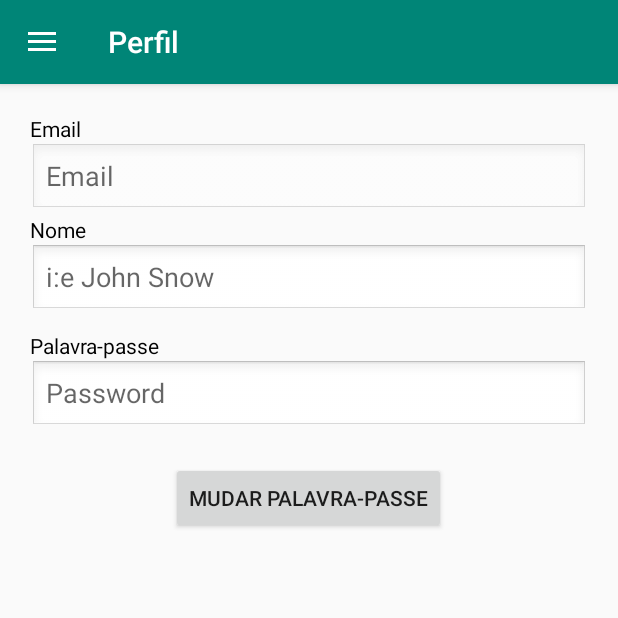
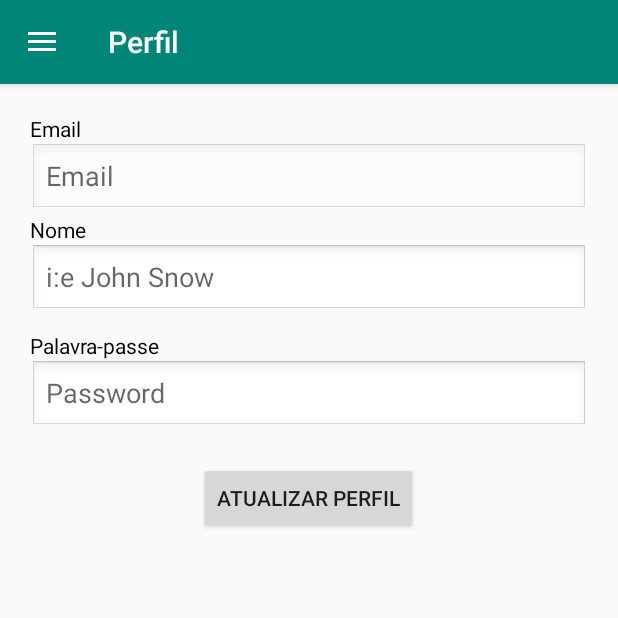
Before and after one commit to TelmoPina/SolidariedadeDiaria, an Android app: the MainActivity screen opened directly, with no data from a screen before it, in the side drawer, after a tap on "Perfil", on a phone screen of 412 x 824 dp, the top half of it. Run offline under Robolectric (Android 15) with nearby library versions, the phone set to English and light mode, and no system bars; 1 statement that could not run was skipped.

Commit message:
V3 Tradução 2

```diff
--- a/app/src/main/java/com/telmopina/solidariedadediaria/MainActivity.java
+++ b/app/src/main/java/com/telmopina/solidariedadediaria/MainActivity.java
@@ -42,6 +42,7 @@ import retrofit2.Call;
 public class MainActivity extends BaseActivity
         implements NavigationView.OnNavigationItemSelectedListener, ApiCallbacks {
 
+    // Quando a aplicação inicializa pela primeira vez
     @Override
     protected void onCreate(Bundle savedInstanceState) {
         super.onCreate(savedInstanceState);
@@ -63,11 +64,12 @@ public class MainActivity extends BaseActivity
         loadFragment(new Home());
     }
 
+    // Quando a aplicação está pronta/recomeça
     @Override
     protected void onResume() {
         super.onResume();
 
-        //api call to login user to get updated data everytime
+        //API chama o login user para obter os dados atualizados
         mActivity.showProgress();
         JsonObject jsonObject = new JsonObject();
         jsonObject.addProperty("email", AppGlobals.getStringFromSharedPreferences(AppGlobals.KEY_EMAIL));
@@ -75,13 +77,14 @@ public class MainActivity extends BaseActivity
         ApiInterface apiService = ApiClient.getClient().create(ApiInterface.class);
         Call<JsonObject> call = apiService.getUser(jsonObject);
         WebServiceCaller.CallWebApi(call, WebApiConstants.LOGIN, mActivity, this);
-        System.out.println("user Id is: " + AppGlobals.getStringFromSharedPreferences(AppGlobals.KEY_ID));
+        System.out.println("o ID é: " + AppGlobals.getStringFromSharedPreferences(AppGlobals.KEY_ID));
         registerBroadcastReceiver();
     }
-
+    //Um intent que espera que o utilizador desligue o ecrã para aparecer a AdActivity
     private void registerBroadcastReceiver() {
         final IntentFilter theFilter = new IntentFilter();
         theFilter.addAction(Intent.ACTION_SCREEN_ON);
+        theFilter.addAction(Intent.ACTION_USER_PRESENT);
         theFilter.addAction(Intent.ACTION_SCREEN_OFF);
 
         BroadcastReceiver screenOnOffReceiver = new BroadcastReceiver() {
@@ -91,7 +94,7 @@ public class MainActivity extends BaseActivity
 
                 KeyguardManager myKM = (KeyguardManager) context.getSystemService(Context.KEYGUARD_SERVICE);
 
-                if (strAction.equals(Intent.ACTION_SCREEN_OFF) || strAction.equals(Intent.ACTION_SCREEN_ON)) {
+                if (strAction.equals(Intent.ACTION_SCREEN_OFF) || strAction.equals(Intent.ACTION_USER_PRESENT) || strAction.equals(Intent.ACTION_SCREEN_ON)) {
                     if (myKM.inKeyguardRestrictedInputMode()) {
                         System.out.println("Screen off " + "LOCKED");
                         if (AdActivity.getInstance() == null) {
--- a/app/src/main/java/com/telmopina/solidariedadediaria/account/Login.java
+++ b/app/src/main/java/com/telmopina/solidariedadediaria/account/Login.java
@@ -85,13 +85,13 @@ public class Login extends BaseFragment implements View.OnClickListener, ApiCall
         mPasswordString = mPassword.getText().toString();
 
         if (mEmailString.trim().isEmpty() || !android.util.Patterns.EMAIL_ADDRESS.matcher(mEmailString).matches()) {
-            mEmail.setError("please provide a valid email");
+            mEmail.setError("Insira um email válido");
             valid = false;
         } else {
             mEmail.setError(null);
         }
         if (mPasswordString.isEmpty() || mPassword.length() < 4) {
-            mPassword.setError("Enter minimum 4 characters");
+            mPassword.setError("Insira um minimo de 4 caracteres");
             valid = false;
         } else {
             mPassword.setError(null);
--- a/app/src/main/java/com/telmopina/solidariedadediaria/sidebar_fragments/UserInfo.java
+++ b/app/src/main/java/com/telmopina/solidariedadediaria/sidebar_fragments/UserInfo.java
@@ -79,7 +79,7 @@ public class UserInfo extends BaseFragment implements ApiCallbacks {
     public void onSuccess(JsonObject jsonObject, Enum anEnum) {
         mActivity.hideProgress();
         if (anEnum == WebApiConstants.UPDATE_USER)
-            Toast.makeText(getContext(), "Updated", Toast.LENGTH_LONG).show();
+            Toast.makeText(getContext(), "Atualizado", Toast.LENGTH_LONG).show();
 
     }
 
--- a/app/src/main/java/com/telmopina/solidariedadediaria/utils/AppGlobals.java
+++ b/app/src/main/java/com/telmopina/solidariedadediaria/utils/AppGlobals.java
@@ -3,6 +3,8 @@ package com.telmopina.solidariedadediaria.utils;
 import android.app.Application;
 import android.content.Context;
 import android.content.SharedPreferences;
+
+import com.telmopina.solidariedadediaria.MainActivity;
 
 public class AppGlobals extends Application {
 
--- a/app/src/main/java/com/telmopina/solidariedadediaria/webservice/WebServiceCaller.java
+++ b/app/src/main/java/com/telmopina/solidariedadediaria/webservice/WebServiceCaller.java
@@ -23,7 +23,7 @@ public class WebServiceCaller {
     public static void CallWebApi(Call<JsonObject> call, final Enum anEnum, final BaseActivity mActivity, final ApiCallbacks apiCallbacks) {
 
         if (call == null) {
-            Toast.makeText(mActivity, "No internet connection", Toast.LENGTH_SHORT).show();
+            Toast.makeText(mActivity, "Sem conexão de Internet", Toast.LENGTH_SHORT).show();
             mActivity.hideProgress();
             return;
         }
--- a/app/src/main/res/layout/fragment_user_info.xml
+++ b/app/src/main/res/layout/fragment_user_info.xml
@@ -61,5 +61,5 @@
         android:layout_height="wrap_content"
         android:layout_below="@+id/main_layout"
         android:layout_centerHorizontal="true"
-        android:text="@string/mudar_palavrapasse" />
+        android:text="@string/atualizarperfil" />
 </RelativeLayout>
--- a/app/src/main/res/values/strings.xml
+++ b/app/src/main/res/values/strings.xml
@@ -24,7 +24,7 @@
     <string name="logout">Sair da Conta</string>
     <string name="desbloquear">Desbloquear</string>
     <string name="enviar_dinheiro">Enviar dinheiro</string>
-    <string name="mudar_palavrapasse">Mudar palavra-passe</string>
+    <string name="atualizarperfil">Atualizar perfil</string>
     <string name="institution1">Instituição 1</string>
     <string name="institution2">Instituição 2</string>
     <string name="institution3">Instituição 3</string>
```
Also changed, not shown: app/src/main/java/com/telmopina/solidariedadediaria/account/Register.java (+4 -4 lines).
